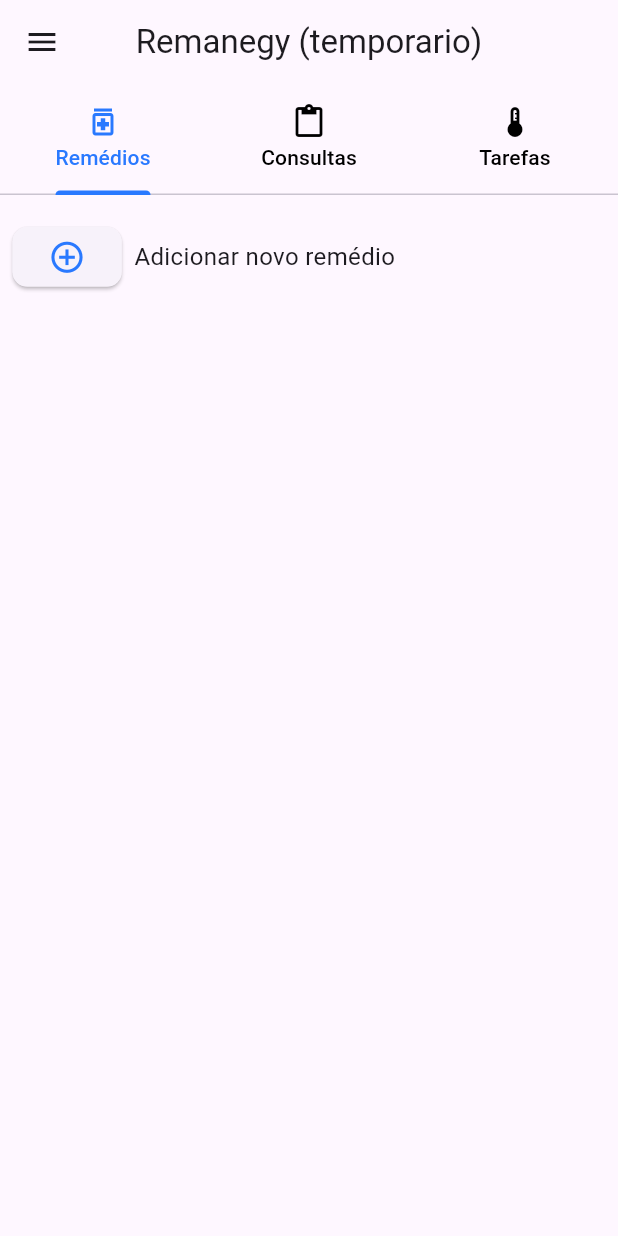
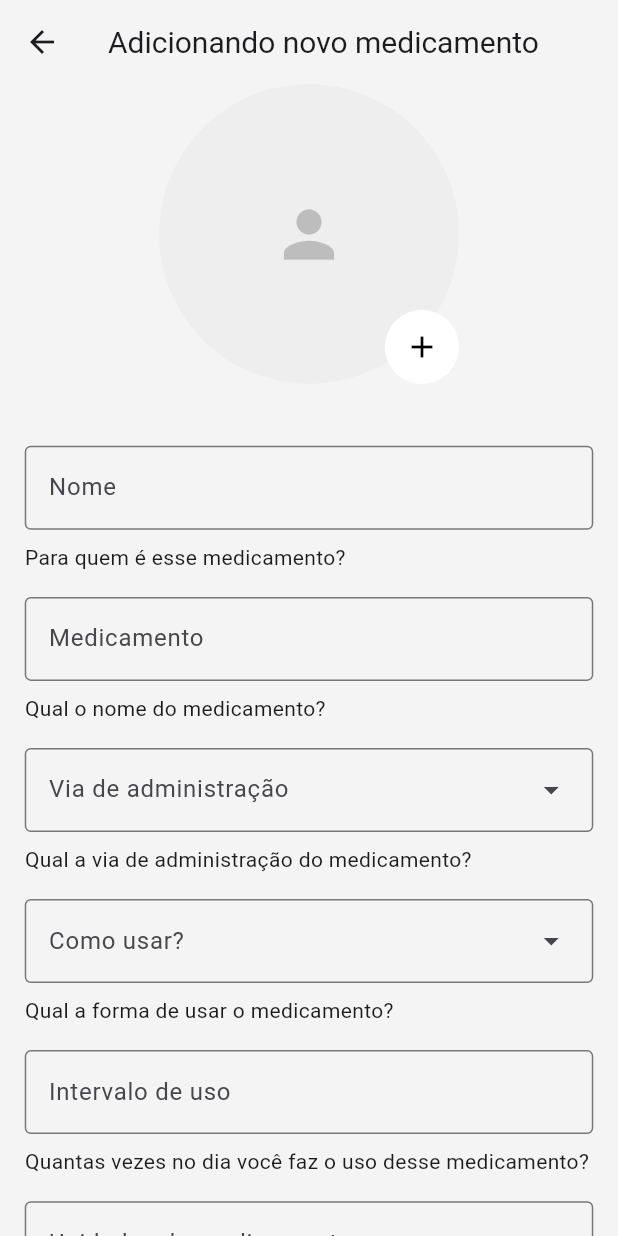
Before and after one commit to julimeimei/projeto_mobile_2024, a Flutter app: the screen it shows after launch, on a phone screen of 412 x 824 dp. Run offline on Flutter 3.47's test engine with Material 3 defaults, Android fonts, the phone set to English and light mode, and no system bars; our stand-ins replace image_picker, sizer.

Commit message:
add Tela de adicionar novo medicamento (Não finalizado)

```diff
--- /dev/null
+++ b/lib/constant/constant.dart
@@ -0,0 +1,3 @@
+import 'package:image_picker/image_picker.dart';
+
+final imagePicker = ImagePicker();
--- a/lib/main.dart
+++ b/lib/main.dart
@@ -1,5 +1,6 @@
 import 'package:flutter/material.dart';
-import 'package:projeto_mobile/mainScreen.dart';
+import 'package:projeto_mobile/view/addMedicationScreen.dart';
+import 'package:projeto_mobile/view/mainScreen.dart';
 import 'package:sizer/sizer.dart';
 
 void main() {
@@ -14,7 +15,7 @@ class MainApp extends StatelessWidget {
     return Sizer(
       builder: (context, orientation, screenType) {
         return const MaterialApp(
-          home: MainScreen(),
+          home: AddMedicationScreen(),
         );
       },
     );
--- /dev/null
+++ b/lib/view/addMedicationScreen.dart
@@ -0,0 +1,361 @@
+import 'dart:io';
+
+import 'package:flutter/material.dart';
+import 'package:intl/intl.dart';
+import 'package:projeto_mobile/services/imageService.dart';
+import 'package:sizer/sizer.dart';
+
+class AddMedicationScreen extends StatefulWidget {
+  const AddMedicationScreen({super.key});
+
+  @override
+  State<AddMedicationScreen> createState() => _AddMedicationScreenState();
+}
+
+class _AddMedicationScreenState extends State<AddMedicationScreen> {
+  DateTime? selectedDate;
+  final DateFormat dateFormat = DateFormat('dd/MM/yyyy');
+  final TextEditingController _dateController = TextEditingController();
+
+  Future<void> _selectDate(BuildContext context) async {
+    final DateTime? pickedDate = await showDatePicker(
+      context: context,
+      initialDate: DateTime.now(),
+      firstDate: DateTime(2000),
+      lastDate: DateTime(2101),
+      helpText: 'Qual a data de vencimento?',
+      cancelText: 'Cancelar',
+      confirmText: 'OK',
+      fieldHintText: 'Dia/Mês/Ano',
+      fieldLabelText: 'Data',
+    );
+
+    if (pickedDate != null && pickedDate != selectedDate) {
+      setState(() {
+        selectedDate = pickedDate;
+        _dateController.text = dateFormat.format(selectedDate!);
+        dueDate = dateFormat.format(selectedDate!);
+      });
+    }
+  }
+
+  List<bool> selectedDays = List.filled(7, false);
+
+  final List<String> weekDays = ['D', 'S', 'T', 'Q', 'Q', 'S', 'S'];
+  final List<String> fullWeekDays = [
+    'Domingo',
+    'Segunda',
+    'Terça',
+    'Quarta',
+    'Quinta',
+    'Sexta',
+    'Sábado'
+  ];
+
+  String getSelectedDaysText() {
+    return selectedWeekDays.length == 7
+        ? 'Todos os dias'
+        : selectedWeekDays.isEmpty
+            ? 'Selecione os dias'
+            : 'A cada ${selectedWeekDays.join(', ')}';
+  }
+
+  void _toggleDay(int index) {
+    setState(() {
+      selectedDays[index] = !selectedDays[index];
+      String dayName = fullWeekDays[index].substring(0, 3); // Nome abreviado
+
+      if (selectedDays[index]) {
+        selectedWeekDays.add(dayName); // Adiciona o dia selecionado
+      } else {
+        selectedWeekDays.remove(dayName); // Remove o dia desmarcado
+      }
+    });
+  }
+
+  File? _image;
+  String? imageUrl;
+  final _userNameController = TextEditingController();
+  final _medicationNameController = TextEditingController();
+  String? adminRoute;
+  String? howToUse;
+  final _usageRangeController = TextEditingController();
+  final _medicationUnitsController = TextEditingController();
+  String? dueDate;
+  List<String> selectedWeekDays = [];
+  List<TimeOfDay> medicationTime = [];
+  bool isActive = true;
+  String additionalInfo = '';
+
+  final List<String> adminRouteList = [
+    'Oral = Comprimido, xarope, gotas',
+    'Tópico = Pomada, creme',
+    'Injetável = Ampola intramuscular, Ampola intravenosa, Ampola subcutânea',
+    'Nasal = Spray, gotas',
+    'Inalatório = Bombinha, nebulização',
+    'Ocular = Colírio',
+    'Otológico = Gotas',
+    'Retal = Supositório'
+  ];
+
+  final List<String> howToUseList = [
+    'Comprimidos',
+    'Ml (mililitros)',
+    'Ampolas'
+  ];
+
+  void selectAdminRoute(value) {
+    setState(() {
+      adminRoute = value;
+    });
+  }
+
+  void selectHowToUse(value) {
+    setState(() {
+      howToUse = value;
+    });
+  }
+
+  Future<void> _selectImage() async {
+    imageUrl = await ImageService.pickImageAndSaveLocally();
+    if (imageUrl != null) {
+      setState(() {
+        _image = File(imageUrl!);
+      });
+    }
+  }
+
+  @override
+  Widget build(BuildContext context) {
+    return Scaffold(
+      appBar: AppBar(
+        backgroundColor: Color.fromARGB(255, 244, 244, 244),
+        leading: Icon(Icons.arrow_back),
+        title: const Text(
+          'Adicionando novo medicamento',
+          style: TextStyle(fontSize: 20),
+        ),
+        centerTitle: true,
+      ),
+      backgroundColor: Color.fromARGB(255, 244, 244, 244),
+      body: SingleChildScrollView(
+        child: Column(
+          children: [
+            Center(
+              child: Stack(
+                alignment: Alignment.center,
+                children: [
+                  CircleAvatar(
+                    radius: 100,
+                    backgroundColor: Colors.grey[200],
+                    backgroundImage: _image != null ? FileImage(_image!) : null,
+                    child: _image == null
+                        ? Icon(Icons.person, size: 50, color: Colors.grey[400])
+                        : null,
+                  ),
+                  Positioned(
+                    bottom: 0,
+                    right: 0,
+                    child: GestureDetector(
+                      onTap: _selectImage,
+                      child: CircleAvatar(
+                        radius: 3.h,
+                        backgroundColor: Colors.white,
+                        child: const Icon(Icons.add, color: Colors.black),
+                      ),
+                    ),
+                  ),
+                ],
+              ),
+            ),
+            SizedBox(
+              height: 4.h,
+            ),
+            _buildTextField(_userNameController, 'Nome', isUserName: true),
+            _buildTextField(_medicationNameController, 'Medicamento',
+                isMedicationName: true),
+            _buildDropdownList('Via de administração', adminRouteList,
+                isAdminRoute: true),
+            _buildDropdownList('Como usar?', howToUseList, isHowToUse: true),
+            _buildTextField(_usageRangeController, 'Intervalo de uso',
+                isNumber: true, isUsageRange: true),
+            _buildTextField(
+                _medicationUnitsController, 'Unidades do medicamento',
+                isNumber: true, isMedicationUnits: true),
+            _dataPicker(context),
+            _weekDaysPicker(context),
+          ],
+        ),
+      ),
+    );
+  }
+
+  Widget _buildTextField(TextEditingController controller, String labelText,
+      {bool isNumber = false,
+      bool isUserName = false,
+      bool isMedicationName = false,
+      bool isUsageRange = false,
+      bool isMedicationUnits = false}) {
+    return Padding(
+      padding: EdgeInsets.symmetric(vertical: 1.h, horizontal: 2.h),
+      child: Column(
+        children: [
+          TextField(
+            controller: controller,
+            keyboardType: isNumber ? TextInputType.number : TextInputType.text,
+            decoration: InputDecoration(
+              labelText: labelText,
+              border: OutlineInputBorder(),
+            ),
+          ),
+          SizedBox(
+            height: 1.h,
+          ),
+          Row(
+            children: [
+              Expanded(
+                child: Text(
+                  isUserName
+                      ? 'Para quem é esse medicamento?'
+                      : isMedicationName
+                          ? 'Qual o nome do medicamento?'
+                          : isUsageRange
+                              ? 'Quantas vezes no dia você faz o uso desse medicamento?'
+                              : isMedicationUnits
+                                  ? 'Quantas unidades do medicamento tem no momento?'
+                                  : '',
+                ),
+              ),
+            ],
+          )
+        ],
+      ),
+    );
+  }
+
+  Widget _buildDropdownList(String labelText, List<String> itemList,
+      {bool isAdminRoute = false, bool isHowToUse = false}) {
+    return Padding(
+      padding: EdgeInsets.symmetric(vertical: 1.h, horizontal: 2.h),
+      child: Column(
+        children: [
+          DropdownMenu<String>(
+            width: double.infinity,
+            label: Text(labelText),
+            initialSelection: "Selecione um item da lista",
+            onSelected: (String? value) {
+              isAdminRoute
+                  ? selectAdminRoute(value)
+                  : isHowToUse
+                      ? selectHowToUse(value)
+                      : {};
+            },
+            dropdownMenuEntries:
+                itemList.map<DropdownMenuEntry<String>>((String value) {
+              return DropdownMenuEntry<String>(value: value, label: value);
+            }).toList(),
+          ),
+          SizedBox(
+            height: 1.h,
+          ),
+          Row(
+            children: [
+              Expanded(
+                child: Text(isAdminRoute
+                    ? 'Qual a via de administração do medicamento?'
+                    : isHowToUse
+                        ? 'Qual a forma de usar o medicamento?'
+                        : ''),
+              ),
+            ],
+          )
+        ],
+      ),
+    );
+  }
+
+  Widget _dataPicker(BuildContext context) {
+    return Padding(
+      padding: EdgeInsets.symmetric(vertical: 1.h, horizontal: 2.h),
+      child: Column(
+        mainAxisAlignment: MainAxisAlignment.center,
+        children: <Widget>[
+          TextField(
+            controller: _dateController,
+            decoration: const InputDecoration(
+              labelText: 'Qual a data de vencimento?',
+              hintText: 'Dia/Mês/Ano',
+              suffixIcon: Icon(Icons.calendar_today),
+              border: OutlineInputBorder(),
+            ),
+            readOnly: true,
+            onTap: () => _selectDate(context),
+          ),
+        ],
+      ),
+    );
+  }
+
+  Widget _weekDaysPicker(BuildContext context) {
+    return Padding(
+      padding: EdgeInsets.symmetric(vertical: 1.h, horizontal: 2.h),
+      child: Column(
+        mainAxisAlignment: MainAxisAlignment.center,
+        children: [
+          Card(
+            elevation: 20,
+            color: Colors.grey[400],
+            child: Padding(
+              padding: EdgeInsets.all(15),
+              child: Column(
+                children: [
+                  Text('Quais são os dias de se usar o medicamento?'),
+                  SizedBox(
+                    height: 2.h,
+                  ),
+                  Row(
+                    mainAxisAlignment: MainAxisAlignment.spaceBetween,
+                    children: [
+                      Expanded(
+                        child: Text(
+                          getSelectedDaysText(),
+                          style: const TextStyle(
+                              fontSize: 18, fontWeight: FontWeight.bold),
+                        ),
+                      ),
+                      const Icon(Icons.calendar_month),
+                    ],
+                  ),
+                  SizedBox(
+                    height: 2.h,
+                  ),
+                  Row(
+                    mainAxisAlignment: MainAxisAlignment.spaceEvenly,
+                    children: List.generate(7, (index) {
+                      return GestureDetector(
+                        onTap: () => _toggleDay(index),
+                        child: CircleAvatar(
+                          backgroundColor: selectedDays[index]
+                              ? Colors.purple
+                              : Colors.grey[200],
+                          child: Text(
+                            weekDays[index],
+                            style: TextStyle(
+                              color: selectedDays[index]
+                                  ? Colors.white
+                                  : Colors.black,
+                            ),
+                          ),
+                        ),
+                      );
+                    }),
+                  ),
+                ],
+              ),
+            ),
+          ),
+        ],
+      ),
+    );
+  }
+}
--- a/lib/mainScreen.dart
+++ b/lib/view/mainScreen.dart
@@ -1,7 +1,10 @@
+import 'dart:io';
+
 import 'package:flutter/material.dart';
-import 'package:projeto_mobile/appointmentScreen.dart';
-import 'package:projeto_mobile/medicationScreen.dart';
-import 'package:projeto_mobile/taskScreen.dart';
+import 'package:projeto_mobile/services/imageService.dart';
+import 'package:projeto_mobile/view/appointmentScreen.dart';
+import 'package:projeto_mobile/view/medicationScreen.dart';
+import 'package:projeto_mobile/view/taskScreen.dart';
 
 class MainScreen extends StatefulWidget {
   const MainScreen({super.key});
@@ -17,7 +20,7 @@ class _MainScreenState extends State<MainScreen> {
         length: 3,
         child: Scaffold(
           appBar: AppBar(
-            title: const Text('Remanegy (temporario)'),
+            title: const Text('Remanegy'),
             centerTitle: true,
             bottom: TabBar(
                 indicatorColor: Colors.blueAccent[400],
@@ -28,7 +31,7 @@ class _MainScreenState extends State<MainScreen> {
                     icon: Icon(
                       Icons.medication_outlined,
                     ),
-                    text: "Remédios",
+                    text: "Medicamentos",
                   ),
                   Tab(
                     icon: Icon(
--- a/pubspec.yaml
+++ b/pubspec.yaml
@@ -9,6 +9,9 @@ environment:
 dependencies:
   flutter:
     sdk: flutter
+  google_fonts: ^6.2.1
+  image_picker: ^1.1.2
+  intl: ^0.19.0
   sizer: ^3.0.4
 
 dev_dependencies:
```
Also changed, not shown: lib/model/medicationModel.dart (added, +31 -0 lines), lib/services/imageService.dart (added, +24 -0 lines), lib/view/medicationScreen.dart (renamed from lib/medicationScreen.dart, +26 -2 lines), lib/view/appointmentScreen.dart (renamed from lib/appointmentScreen.dart), lib/view/taskScreen.dart (renamed from lib/taskScreen.dart), 5 other files.
